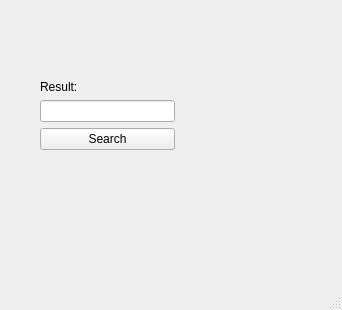
First picture: the form in parser.ui, repository max97292/CarProject, before the edit.
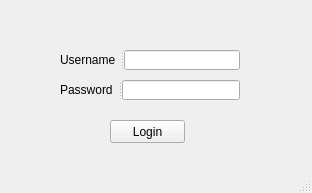
Second picture: the form after the edit.

Commit message: Add 2-nd form and parsing from site

Diff of the .ui file:
```diff
--- a/parser.ui
+++ b/parser.ui
@@ -6,42 +6,64 @@
    <rect>
     <x>0</x>
     <y>0</y>
-    <width>342</width>
-    <height>310</height>
+    <width>312</width>
+    <height>193</height>
    </rect>
   </property>
   <property name="windowTitle">
    <string>MainWindow</string>
   </property>
   <widget class="QWidget" name="centralwidget">
-   <widget class="QWidget" name="">
+   <widget class="QPushButton" name="pushButton">
     <property name="geometry">
      <rect>
-      <x>40</x>
+      <x>110</x>
+      <y>120</y>
+      <width>75</width>
+      <height>23</height>
+     </rect>
+    </property>
+    <property name="text">
+     <string>Login</string>
+    </property>
+   </widget>
+   <widget class="QSplitter" name="splitter">
+    <property name="geometry">
+     <rect>
+      <x>60</x>
       <y>80</y>
-      <width>135</width>
-      <height>70</height>
+      <width>180</width>
+      <height>20</height>
      </rect>
     </property>
-    <layout class="QVBoxLayout" name="verticalLayout">
-     <item>
-      <widget class="QLabel" name="label">
-       <property name="text">
-        <string>Result:</string>
-       </property>
-      </widget>
-     </item>
-     <item>
-      <widget class="QLineEdit" name="lineEdit"/>
-     </item>
-     <item>
-      <widget class="QPushButton" name="pushButton">
-       <property name="text">
-        <string>Search</string>
-       </property>
-      </widget>
-     </item>
-    </layout>
+    <property name="orientation">
+     <enum>Qt::Horizontal</enum>
+    </property>
+    <widget class="QLabel" name="label_2">
+     <property name="text">
+      <string>Password</string>
+     </property>
+    </widget>
+    <widget class="QLineEdit" name="passwordEdit"/>
+   </widget>
+   <widget class="QSplitter" name="splitter_2">
+    <property name="geometry">
+     <rect>
+      <x>60</x>
+      <y>50</y>
+      <width>180</width>
+      <height>20</height>
+     </rect>
+    </property>
+    <property name="orientation">
+     <enum>Qt::Horizontal</enum>
+    </property>
+    <widget class="QLabel" name="label">
+     <property name="text">
+      <string>Username</string>
+     </property>
+    </widget>
+    <widget class="QLineEdit" name="usernameEdit"/>
    </widget>
   </widget>
   <widget class="QStatusBar" name="statusbar"/>
```
The commit also changes 4 other files.
